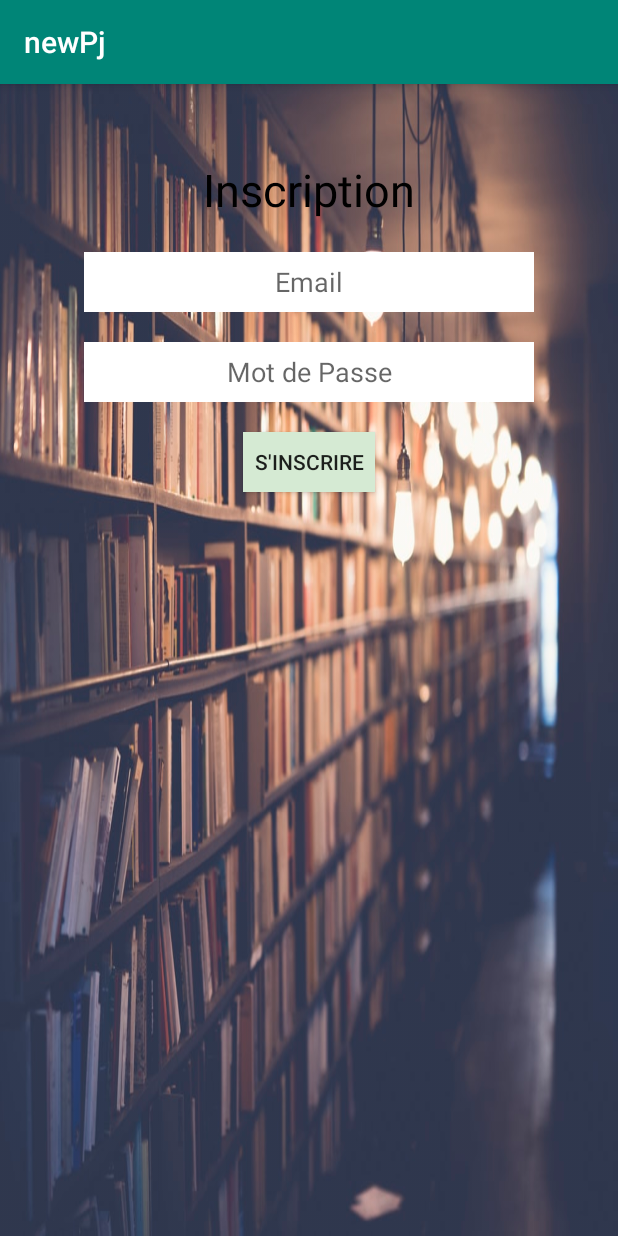
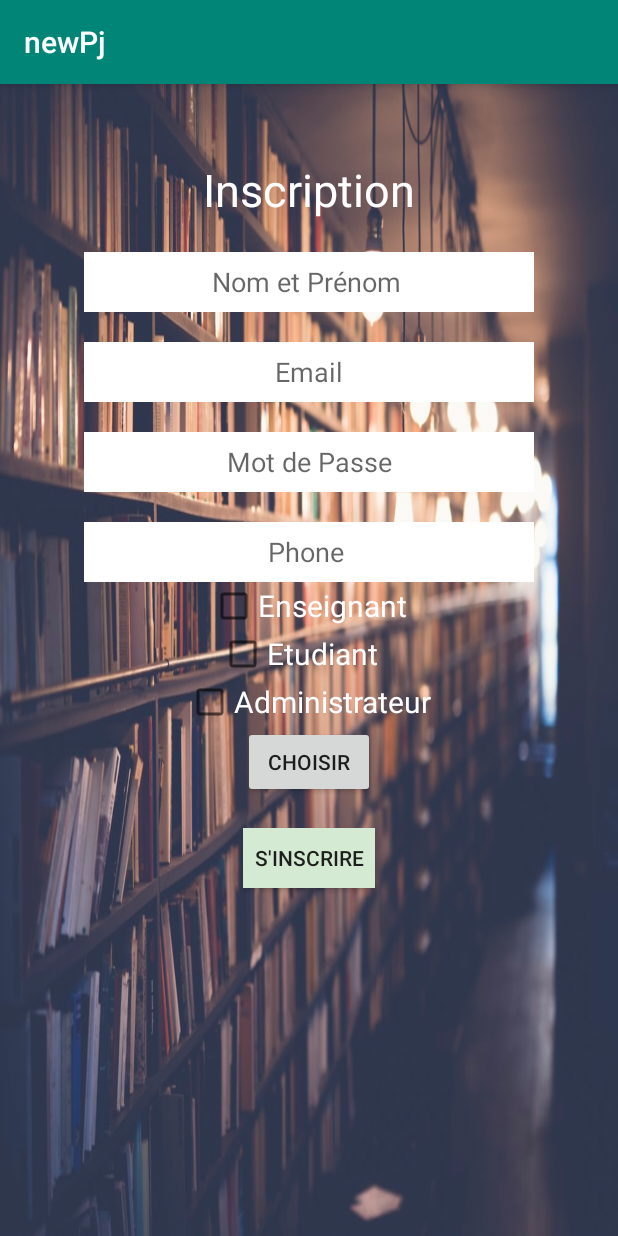
Before and after one commit to Bahaeddinebettaieb/Bibliotheque, an Android app: the Register screen opened directly, with no data from a screen before it, on a phone screen of 412 x 824 dp. Run offline under Robolectric (Android 15) with nearby library versions, the phone set to English and light mode, and no system bars; our stand-ins replace Firebase (no records; nobody signed in at launch, a user with empty details on screens opened directly).

Commit message:
Still not finish Register upload image

```diff
--- a/app/build.gradle
+++ b/app/build.gradle
@@ -36,4 +36,5 @@ dependencies {
     implementation 'com.google.firebase:firebase-database:16.0.5'
     implementation 'com.firebase:firebase-client-android:+'
 
+
 }
--- a/app/src/main/AndroidManifest.xml
+++ b/app/src/main/AndroidManifest.xml
@@ -22,7 +22,8 @@
         <activity android:name=".test" />
         <activity android:name=".Register" />
         <activity android:name=".AjouterLivre" />
-        <activity android:name=".GetLivre"></activity>
+        <activity android:name=".GetLivre" />
+        <activity android:name=".Profile"></activity>
     </application>
 
 </manifest>
--- a/app/src/main/java/com/example/lenovo/newpj/Register.java
+++ b/app/src/main/java/com/example/lenovo/newpj/Register.java
@@ -1,13 +1,21 @@
 package com.example.lenovo.newpj;
 
 import android.app.ProgressDialog;
+import android.content.Intent;
+import android.graphics.Bitmap;
+import android.net.Uri;
+import android.os.Environment;
+import android.provider.MediaStore;
 import android.support.annotation.NonNull;
 import android.support.v7.app.AppCompatActivity;
 import android.os.Bundle;
 import android.text.TextUtils;
+import android.util.Log;
 import android.view.View;
 import android.widget.Button;
+import android.widget.CheckBox;
 import android.widget.EditText;
+import android.widget.ImageView;
 import android.widget.ProgressBar;
 import android.widget.Toast;
 
@@ -15,70 +23,150 @@ import com.google.android.gms.tasks.OnCompleteListener;
 import com.google.android.gms.tasks.Task;
 import com.google.firebase.auth.AuthResult;
 import com.google.firebase.auth.FirebaseAuth;
+import com.google.firebase.auth.FirebaseUser;
+import com.google.firebase.database.FirebaseDatabase;
+import com.google.firebase.database.DatabaseReference;
+
+import java.io.File;
+import java.io.FileNotFoundException;
+import java.io.FileOutputStream;
+import java.io.IOException;
+import java.util.Random;
+
 
 public class Register extends AppCompatActivity {
-    //EditText nomPrenom;
+    private static final int PICK_IMAGE = 100;
+    EditText nomPrenom;
     EditText email;
     EditText password;
+    EditText phone;
     Button register;
+    CheckBox admin,enseignant,etudiant;
     private ProgressDialog progressDialog;
-    private FirebaseAuth firebaseAuth;
+    private FirebaseAuth mAuth;
+    private FirebaseDatabase database;
+    private DatabaseReference mDatabase;
+    private static final String USER = "user";
+    private User user;
+    public ImageView imageToUpload;
+    public Button choiseImage;
+    private Uri filePath;
+    private Bitmap bitmap;
+
 
     @Override
     protected void onCreate(Bundle savedInstanceState) {
         super.onCreate(savedInstanceState);
         setContentView(R.layout.activity_register);
 
-       // nomPrenom = (EditText) findViewById(R.id.nomPrenom);
+        nomPrenom = (EditText) findViewById(R.id.nomPrenom);
         email = (EditText) findViewById(R.id.email);
         password = (EditText) findViewById(R.id.password);
+        phone = (EditText) findViewById(R.id.phone);
         register = (Button) findViewById(R.id.register);
-
+        admin = (CheckBox)findViewById(R.id.admin);
+        enseignant = (CheckBox)findViewById(R.id.enseignant);
+        etudiant = (CheckBox)findViewById(R.id.etudiant);
+        imageToUpload = (ImageView)findViewById(R.id.imageToUpload);
+        choiseImage = (Button)findViewById(R.id.choiseImage);
         progressDialog = new ProgressDialog(this);
 
-        firebaseAuth = FirebaseAuth.getInstance();
+        database = FirebaseDatabase.getInstance();
+        mDatabase = database.getReference("USER");
+
+        mAuth = FirebaseAuth.getInstance();
+
+        choiseImage.setOnClickListener(new View.OnClickListener() {
+            @Override
+            public void onClick(View v) {
+                openGallery();
+            }
+        });
 
         register.setOnClickListener(new View.OnClickListener() {
             @Override
             public void onClick(View v) {
-                registerUser();
-            }
-        });
-    }
+                String emailTest = email.getText().toString().trim();
+                String passwordTest = password.getText().toString().trim();
 
-    private void registerUser() {
-        String emailTest = email.getText().toString().trim();
-        String passwordTest = password.getText().toString().trim();
-       // String nomPrenomtest = nomPrenom.getText().toString().trim();
+                if (TextUtils.isEmpty(emailTest) || (TextUtils.isEmpty(passwordTest) || (passwordTest.length() < 6) ) ){
+                    Toast.makeText(Register.this, "S'il vous plait vérifier votre Email ou mot de passe", Toast.LENGTH_LONG).show();
+                    return;
+                }
 
-//        if (TextUtils.isEmpty(nomPrenomtest)) {
-//            Toast.makeText(this, "S'il vous plait entrer votre Nom et Prénom", Toast.LENGTH_LONG).show();
-//            return;
-//        }
+                String nomPrenomTest = nomPrenom.getText().toString().trim();
+                String phoneTest = phone.getText().toString().trim();
+                String occupation = null;
 
-        if (TextUtils.isEmpty(emailTest)) {
-            Toast.makeText(this, "S'il vous plait entrer votre Email", Toast.LENGTH_LONG).show();
-            return;
-        }
-        if (TextUtils.isEmpty(passwordTest)) {
-            Toast.makeText(this, "S'il vous plait entrer votre mot de passe", Toast.LENGTH_LONG).show();
-            return;
-        }
+                if(TextUtils.isEmpty(nomPrenomTest) || (TextUtils.isEmpty(phoneTest))){
+                    Toast.makeText(Register.this, "S'il vous plait vérifier votre nom ou téléphone sont remplis ou non", Toast.LENGTH_LONG).show();
+                    return;
+                }
 
+                if(phoneTest.length() != 8){
+                    phone.setError("Il doit avoir 8 nombres!");
+                }
 
-        progressDialog.setMessage("En train d'enregistrer");
-        progressDialog.show();
+                if(etudiant.isChecked()){
+                    occupation = etudiant.getText().toString().trim();
+                }
+                if (enseignant.isChecked()){
+                    occupation = enseignant.getText().toString().trim();
+                }
+                if (admin.isChecked()){
+                    occupation = admin.getText().toString().trim();
+                }
 
-        firebaseAuth.createUserWithEmailAndPassword(emailTest, passwordTest).addOnCompleteListener(this, new OnCompleteListener<AuthResult>() {
-            @Override
-            public void onComplete(@NonNull Task<AuthResult> task) {
-                if (task.isSuccessful()) {
-                    Toast.makeText(Register.this, "Inscription avec Succès!", Toast.LENGTH_LONG).show();
-                } else {
-                    Toast.makeText(Register.this, task.getException().getMessage(), Toast.LENGTH_LONG).show();
-                }
+                user = new User(nomPrenomTest,emailTest,passwordTest,phoneTest,occupation);
+                registerUser(emailTest,passwordTest);
             }
         });
 
     }
+
+    private void openGallery(){
+        Intent gallery = new Intent(Intent.ACTION_PICK, MediaStore.Images.Media.INTERNAL_CONTENT_URI);
+        gallery.setType("image/*");
+        startActivityForResult(gallery, PICK_IMAGE);
+    }
+
+    @Override
+    protected void onActivityResult(int requestCode, int resultCode, Intent data){
+        super.onActivityResult(requestCode,resultCode,data);
+        if (requestCode == PICK_IMAGE && resultCode == RESULT_OK && data != null && data.getData() !=null){
+            filePath =data.getData();
+            try {
+                bitmap = MediaStore.Images.Media.getBitmap(getContentResolver(),filePath);
+                imageToUpload.setImageBitmap(bitmap);
+            }
+            catch (IOException e){
+                e.printStackTrace();
+            }
+        }
+    }
+
+    public void registerUser(String email, String password){
+        progressDialog.setMessage("En train d'enregistrer");
+        progressDialog.show();
+        mAuth.createUserWithEmailAndPassword(email, password)
+                .addOnCompleteListener(this, new OnCompleteListener<AuthResult>() {
+                    @Override
+                    public void onComplete(@NonNull Task<AuthResult> task) {
+                        if (task.isSuccessful()) {
+                            Toast.makeText(Register.this, "Inscription avec Succès!", Toast.LENGTH_LONG).show();
+                            FirebaseUser user = mAuth.getCurrentUser();
+                            updateUI(user);
+                        } else {
+                            Toast.makeText(Register.this, "Authentication failed.", Toast.LENGTH_SHORT).show();
+                        }
+                    }
+                });
+    }
+
+    public void updateUI(FirebaseUser currentUser){
+        String keyId = mDatabase.push().getKey();
+        mDatabase.child(keyId).setValue(user);
+        Intent dashboardIntent = new Intent(this,Dashboard.class);
+        startActivity(dashboardIntent);
+    }
 }
--- a/app/src/main/res/layout/activity_register.xml
+++ b/app/src/main/res/layout/activity_register.xml
@@ -16,17 +16,17 @@
         android:layout_marginTop="50dp"
         android:text="Inscription"
         android:textSize="30dp"
-        android:textColor="@android:color/background_dark"/>
+        android:textColor="#FFFF"/>
 
-    <!--<EditText-->
-        <!--android:id="@+id/nomPrenom"-->
-        <!--android:layout_width="300dp"-->
-        <!--android:layout_height="40dp"-->
-        <!--android:layout_marginTop="20dp"-->
-        <!--android:background="@android:color/white"-->
-        <!--android:hint="Nom et Prénom "-->
-        <!--android:textAlignment="center"-->
-        <!--android:inputType="textPersonName" />-->
+    <EditText
+        android:id="@+id/nomPrenom"
+        android:layout_width="300dp"
+        android:layout_height="40dp"
+        android:layout_marginTop="20dp"
+        android:background="@android:color/white"
+        android:hint="Nom et Prénom "
+        android:textAlignment="center"
+        android:inputType="textPersonName" />
 
 
     <EditText
@@ -50,6 +50,54 @@
         android:background="@android:color/white"
         android:inputType="textPassword" />
 
+    <EditText
+        android:id="@+id/phone"
+        android:layout_width="300dp"
+        android:layout_height="40dp"
+        android:layout_marginTop="20dp"
+        android:background="@android:color/white"
+        android:hint="Phone "
+        android:textAlignment="center"
+        android:inputType="number" />
+
+
+    <CheckBox
+        android:id="@+id/enseignant"
+        android:layout_width="wrap_content"
+        android:layout_height="wrap_content"
+        android:text="Enseignant"
+        android:textColor="#FFFF"
+        android:textSize="20dp" />
+
+    <CheckBox
+        android:id="@+id/etudiant"
+        android:layout_width="120dp"
+        android:layout_height="wrap_content"
+        android:text="Etudiant"
+        android:textColor="#FFFF"
+        android:textSize="20dp"/>
+
+    <CheckBox
+        android:id="@+id/admin"
+        android:layout_width="wrap_content"
+        android:layout_height="wrap_content"
+        android:text="Administrateur"
+        android:textColor="#FFFF"
+        android:textSize="20dp"/>
+
+    <Button
+        android:id="@+id/choiseImage"
+        android:layout_width="wrap_content"
+        android:layout_height="wrap_content"
+        android:text="choisir" />
+
+    <ImageView
+        android:id="@+id/imageToUpload"
+        android:layout_width="wrap_content"
+        android:layout_height="wrap_content"
+        android:layout_gravity="center_horizontal"
+        android:visibility="visible" />
+
 
     <Button
         android:id="@+id/register"
@@ -60,8 +108,4 @@
         android:text="@string/s_inscrire" />
 
 
-
-
-
-
 </LinearLayout>
```
Also changed, not shown: app/src/main/java/com/example/lenovo/newpj/Profile.java (added, +13 -0 lines), app/src/main/java/com/example/lenovo/newpj/User.java (added, +63 -0 lines), app/src/main/res/layout/activity_profile.xml (added, +9 -0 lines).
